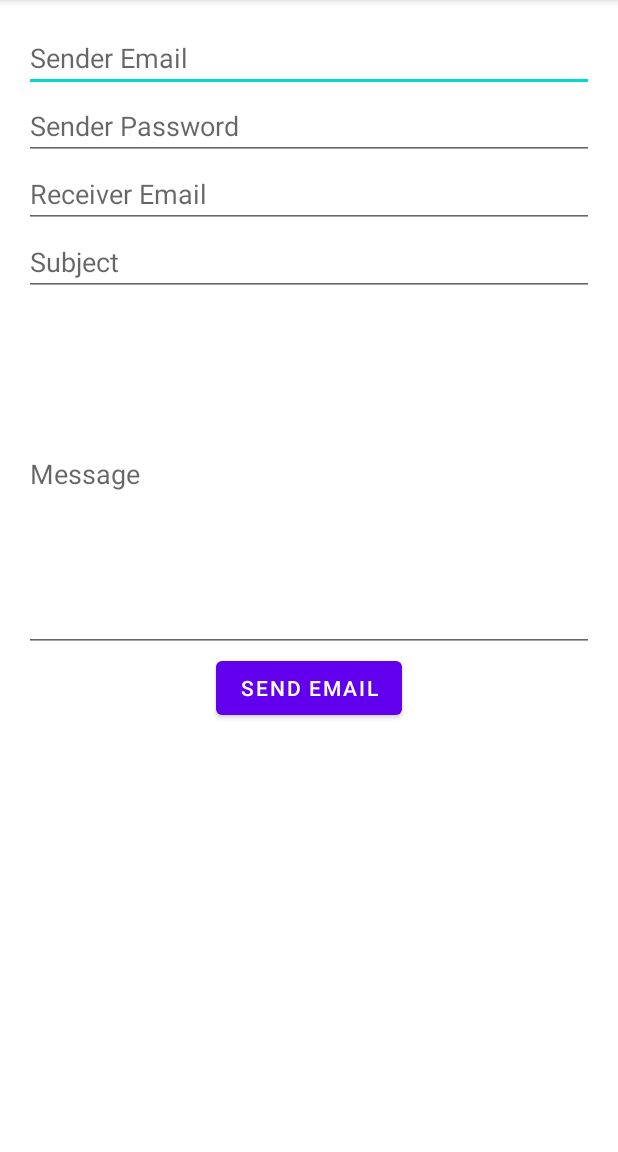
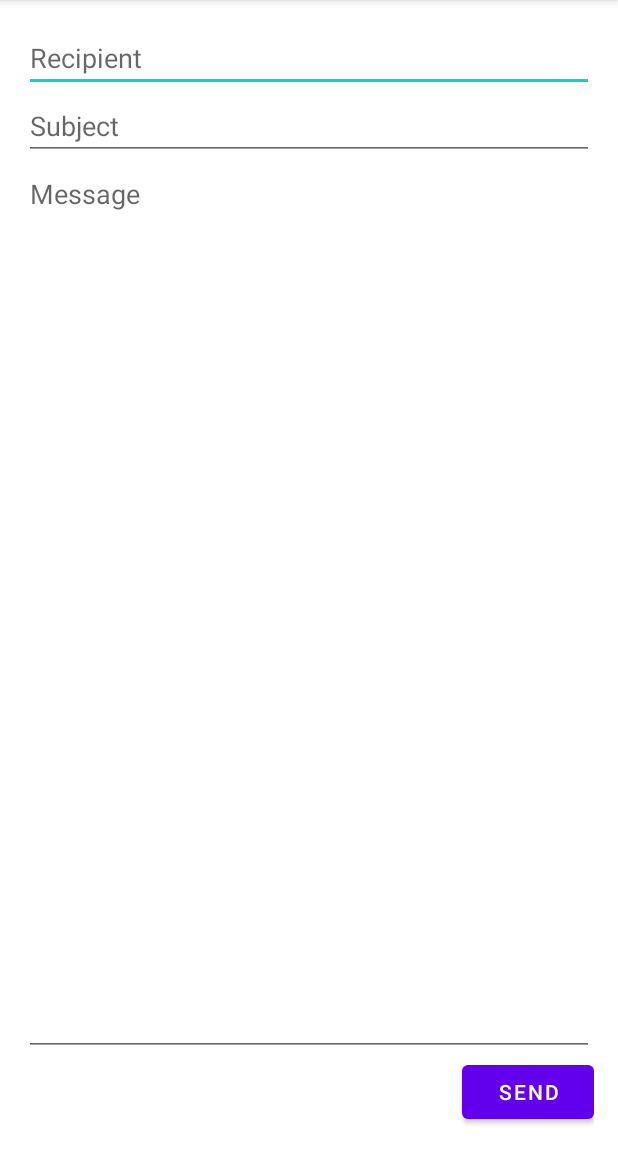
Before and after one commit to bo7ri/App_project_Online_Barter_Trader, an Android app: the Profile screen opened directly, with no data from a screen before it, after a tap on "SEND EMAIL", on a phone screen of 412 x 824 dp, the part 84-1236 px from its top. Run offline under Robolectric (Android 15) with nearby library versions, the phone set to English and light mode, and no system bars; our stand-ins replace Firebase (no records; nobody signed in at launch, a user with empty details on screens opened directly).

```diff
--- /dev/null
+++ b/app/src/main/java/ca/dal/cs/csci3130/g01/ComposeEmail.java
@@ -0,0 +1,53 @@
+package ca.dal.cs.csci3130.g01;
+
+import androidx.appcompat.app.AppCompatActivity;
+
+import android.os.Bundle;
+import android.widget.Button;
+import android.widget.EditText;
+import android.widget.Toast;
+
+import com.google.firebase.firestore.FirebaseFirestore;
+
+public class ComposeEmail extends AppCompatActivity {
+
+    private EditText recipientEditText;
+    private EditText subjectEditText;
+    private EditText bodyEditText;
+
+    private FirebaseFirestore firestore;
+
+    @Override
+    protected void onCreate(Bundle savedInstanceState) {
+        super.onCreate(savedInstanceState);
+        setContentView(R.layout.activity_compose_email);
+
+        recipientEditText = findViewById(R.id.recipient_edit_text);
+        subjectEditText = findViewById(R.id.subject_edit_text);
+        bodyEditText = findViewById(R.id.body_edit_text);
+        Button sendButton = findViewById(R.id.send_button);
+
+        firestore = FirebaseFirestore.getInstance();
+
+        String senderEmail = getIntent().getStringExtra("senderEmail");
+
+        sendButton.setOnClickListener(view -> {
+            String recipientEmail = recipientEditText.getText().toString();
+            String subject = subjectEditText.getText().toString();
+            String body = bodyEditText.getText().toString();
+
+            // Create an Email object
+            Email email = new Email(senderEmail, recipientEmail, subject, body);
+
+            // Store the email in Firestore
+            firestore.collection("Emails").add(email)
+                    .addOnSuccessListener(documentReference -> {
+                        Toast.makeText(ComposeEmail.this, "Email sent successfully!",
+                                Toast.LENGTH_SHORT).show();
+                        finish();
+                    })
+                    .addOnFailureListener(e -> Toast.makeText(ComposeEmail.this,
+                            "Failed to send email.", Toast.LENGTH_SHORT).show());
+        });
+    }
+}
--- a/app/src/main/java/ca/dal/cs/csci3130/g01/SendEmails.java
+++ b/app/src/main/java/ca/dal/cs/csci3130/g01/JavaMail.java
@@ -18,7 +18,7 @@ import javax.mail.Session;
 import javax.mail.Transport;
 import javax.mail.internet.InternetAddress;
 import javax.mail.internet.MimeMessage;
-public class SendEmails extends AppCompatActivity {
+public class JavaMail extends AppCompatActivity {
     // define variables
     private EditText etFromEmail, etPassword, etToEmail, etSubject, etMessage;
     private Button btnSend;
@@ -105,9 +105,9 @@ public class SendEmails extends AppCompatActivity {
             // Show a toast message depending on whether the email was sent successfully or not
             super.onPostExecute(result);
             if (result) {
-                Toast.makeText(SendEmails.this, "Email sent successfully", Toast.LENGTH_SHORT).show();
+                Toast.makeText(JavaMail.this, "Email sent successfully", Toast.LENGTH_SHORT).show();
             } else {
-                Toast.makeText(SendEmails.this, "Email not sent. Check the log for errors.", Toast.LENGTH_SHORT).show();
+                Toast.makeText(JavaMail.this, "Email not sent. Check the log for errors.", Toast.LENGTH_SHORT).show();
             }
         }
     }
--- a/app/src/main/java/ca/dal/cs/csci3130/g01/Profile.java
+++ b/app/src/main/java/ca/dal/cs/csci3130/g01/Profile.java
@@ -5,7 +5,6 @@ import android.os.Bundle;
 import android.view.Menu;
 import android.view.MenuInflater;
 import android.view.MenuItem;
-import android.view.View;
 import android.widget.Button;
 import android.widget.TextView;
 import android.widget.Toast;
@@ -15,20 +14,15 @@ import androidx.appcompat.app.AppCompatActivity;
 import androidx.appcompat.widget.Toolbar;
 
 
-import com.google.android.gms.tasks.OnCompleteListener;
-import com.google.android.gms.tasks.Task;
-import com.google.android.material.bottomnavigation.BottomNavigationView;
-import com.google.android.material.navigation.NavigationBarView;
 import com.google.firebase.firestore.FirebaseFirestore;
 import com.google.firebase.firestore.QueryDocumentSnapshot;
-import com.google.firebase.firestore.QuerySnapshot;
 
 public class Profile extends AppCompatActivity{
 
     Toolbar toolbar;
-    Button sendEmailButton;
+    Button sendEmailButton, viewInboxButton;
     FirebaseFirestore database;
-
+    String firstName, lastName, userName, userType, email;
 
 
     @Override
@@ -77,10 +71,24 @@ public class Profile extends AppCompatActivity{
         sendEmailButton = findViewById(R.id.send_email);
         sendEmailButton.setOnClickListener(view -> {
             // this button will open send email activity
-            Intent sendEmailIntent = new Intent(Profile.this, SendEmails.class);
+            TextView emailLabel = findViewById(R.id.email_edit_text);
+            Intent sendEmailIntent = new Intent(Profile.this, ComposeEmail.class);
+            sendEmailIntent.putExtra("senderEmail", email);
             startActivity(sendEmailIntent);
         });
+
+
+        viewInboxButton = findViewById(R.id.view_inbox);
+        viewInboxButton.setOnClickListener(view -> {
+            TextView emailLabel = findViewById(R.id.email_edit_text);
+            String recipientEmail = emailLabel.getText().toString();
+            Intent inboxIntent = new Intent(Profile.this, Inbox.class);
+            inboxIntent.putExtra("recipientEmail", recipientEmail);
+            startActivity(inboxIntent);
+        });
+
     }
+
 
     /**
      * Inflates the toolbar with items
@@ -130,13 +138,12 @@ public class Profile extends AppCompatActivity{
                 .addOnCompleteListener(task -> {
                     if (task.isSuccessful()) {
                         for (QueryDocumentSnapshot document : task.getResult()) {
-
                             // retrieve the data from firebase
-                            String firstName = document.get("FirstName").toString();
-                            String lastName = document.get("LastName").toString();
-                            String userName = document.get("Username").toString();
-                            String userType = document.get("UserType").toString();
-                            String email = document.get("EmailAddress").toString();
+                            firstName = document.get("FirstName").toString();
+                            lastName = document.get("LastName").toString();
+                            userName = document.get("Username").toString();
+                            userType = document.get("UserType").toString();
+                            email = document.get("EmailAddress").toString();
 
                             // set the profile labels
                             TextView firstNameLabel = findViewById(R.id.first_name_edit_text);
--- /dev/null
+++ b/app/src/main/res/layout/activity_compose_email.xml
@@ -0,0 +1,45 @@
+<?xml version="1.0" encoding="utf-8"?>
+<ScrollView xmlns:android="http://schemas.android.com/apk/res/android"
+    xmlns:app="http://schemas.android.com/apk/res-auto"
+    android:layout_width="match_parent"
+    android:layout_height="match_parent"
+    android:fillViewport="true">
+
+    <LinearLayout
+        android:layout_width="match_parent"
+        android:layout_height="wrap_content"
+        android:orientation="vertical"
+        android:padding="16dp">
+
+        <EditText
+            android:id="@+id/recipient_edit_text"
+            android:layout_width="match_parent"
+            android:layout_height="wrap_content"
+            android:hint="Recipient"
+            android:inputType="textEmailAddress" />
+
+        <EditText
+            android:id="@+id/subject_edit_text"
+            android:layout_width="match_parent"
+            android:layout_height="wrap_content"
+            android:hint="Subject"
+            android:inputType="text" />
+
+        <EditText
+            android:id="@+id/body_edit_text"
+            android:layout_width="match_parent"
+            android:layout_height="0dp"
+            android:layout_weight="1"
+            android:gravity="top"
+            android:hint="Message"
+            android:inputType="textMultiLine" />
+
+        <Button
+            android:id="@+id/send_button"
+            android:layout_width="wrap_content"
+            android:layout_height="wrap_content"
+            android:layout_gravity="end"
+            android:text="Send" />
+    </LinearLayout>
+
+</ScrollView>
--- a/app/src/main/res/layout/activity_send_emails.xml
+++ b/app/src/main/res/layout/activity_send_emails.xml
@@ -4,8 +4,7 @@
     android:layout_width="match_parent"
     android:layout_height="match_parent"
     android:orientation="vertical"
-    android:padding="16dp"
-    tools:context=".MainActivity">
+    android:padding="16dp">
 
     <EditText
         android:id="@+id/et_from_email"
--- a/app/src/main/res/values/strings.xml
+++ b/app/src/main/res/values/strings.xml
@@ -32,7 +32,6 @@
     </string-array>
 
 
-
     <string name="messages">Messages</string>
     <string name="savedItems">Saved</string>
     <string name="homeButton">Home</string>
```
Also changed, not shown: app/src/main/AndroidManifest.xml (+21 -25 lines), app/src/main/java/ca/dal/cs/csci3130/g01/Email.java (added, +35 -0 lines), app/src/main/java/ca/dal/cs/csci3130/g01/EmailAdapter.java (added, +55 -0 lines), app/src/main/java/ca/dal/cs/csci3130/g01/Inbox.java (added, +61 -0 lines), app/src/main/res/layout/activity_inbox.xml (added, +23 -0 lines), app/src/main/res/layout/activity_profile.xml (+20 -6 lines), app/src/main/res/layout/email_item.xml (added, +29 -0 lines), app/src/main/res/layout/email_list_item.xml (added, +22 -0 lines), 1 other file.
